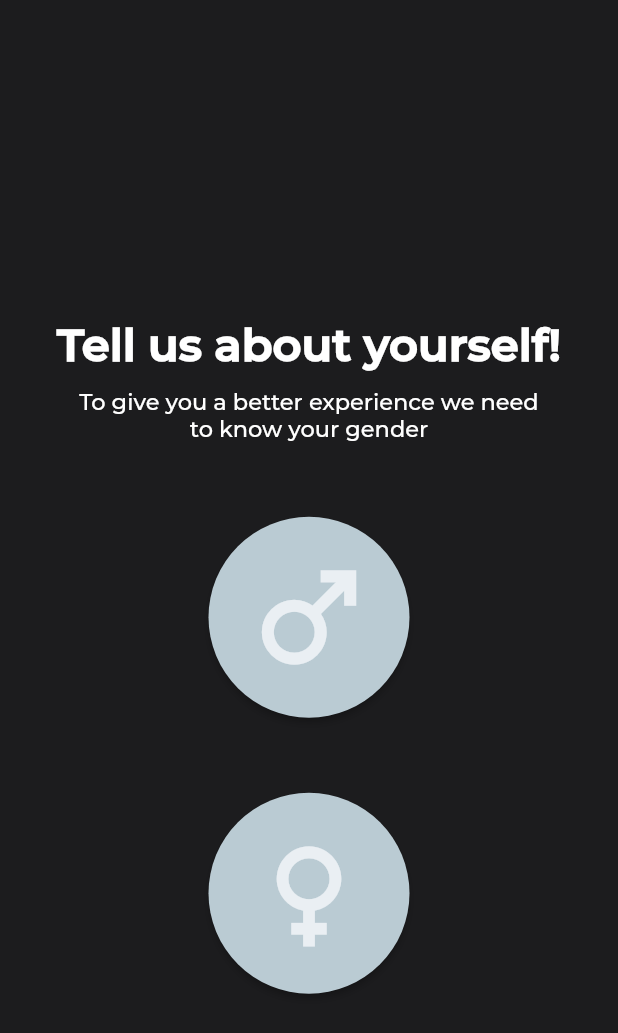
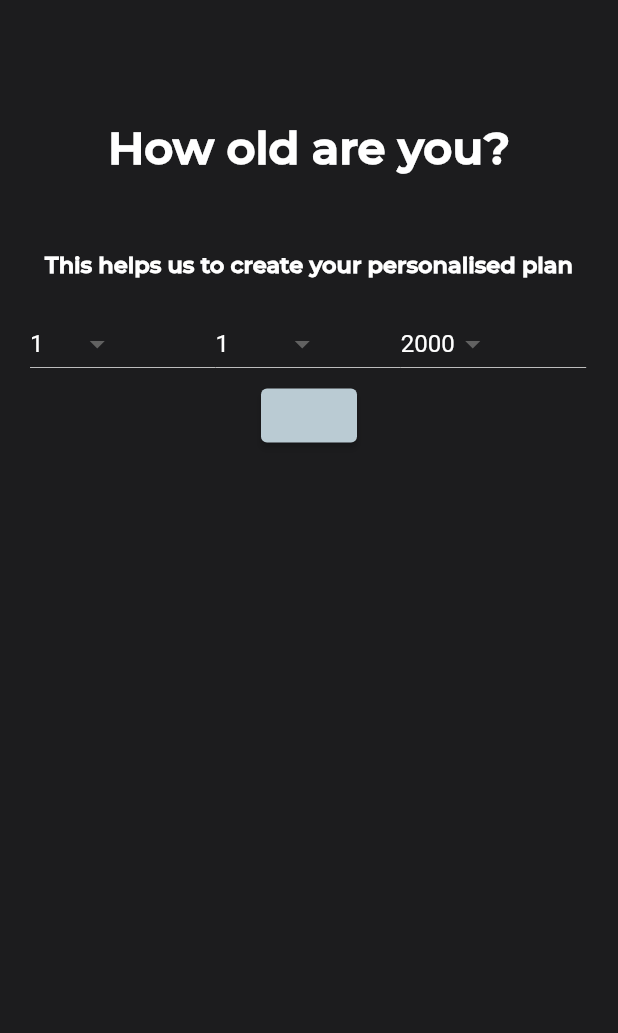
Before and after one commit to K-prog/GripnGrab, a Flutter app: the GenderPage screen opened directly, after a tap on the "male" icon, on a phone screen of 412 x 824 dp. Shown: the top 1033 px of the screen. Run offline on Flutter 3.47's test engine with Material 2 defaults, Android fonts, the phone set to English and light mode, and no system bars; our stand-ins replace firebase_auth, firebase_core, pinput; accounts and stored records are empty.

Commit message:
DOB type 1 created

```diff
--- /dev/null
+++ b/lib/birth_page.dart
@@ -0,0 +1,291 @@
+import 'package:flutter/material.dart';
+import 'package:gripngrab/landing_page.dart';
+import 'package:gripngrab/main.dart';
+
+class BirthdatePage extends StatefulWidget {
+  @override
+  _BirthdatePageState createState() => _BirthdatePageState();
+}
+
+class _BirthdatePageState extends State<BirthdatePage> {
+  int selectedYear = 2000, selectedMonth = 1, selectedDate = 1;
+
+  @override
+  Widget build(BuildContext context) {
+    return Scaffold(
+      backgroundColor: Color(0xFF1C1C1E),
+      body: Container(
+        padding: EdgeInsets.all(20),
+        child: Column(
+          mainAxisAlignment: MainAxisAlignment.start,
+          children: [
+            SizedBox(height: 60),
+            Text(
+              "How old are you?",
+              style: TextStyle(
+                  color: Colors.white,
+                  fontFamily: 'Montserrat',
+                  fontWeight: FontWeight.w800,
+                  fontSize: 30),
+            ),
+            SizedBox(
+              height: 50, // <-- SEE HERE
+            ),
+            Text(
+              "This helps us to create your personalised plan",
+              style: TextStyle(
+                  color: Colors.white,
+                  fontFamily: 'Montserrat',
+                  fontWeight: FontWeight.w800,
+                  fontSize: 15),
+            ),
+            SizedBox(height: 20),
+            Row(
+                  children:[
+                    Container(
+                    width: MediaQuery.of(context).size.width * 0.3,
+                    child: DropdownButton<int>(
+                      hint: Text("Date"),
+                      dropdownColor: Color.fromRGBO(30, 60, 87, 1),
+                      value: selectedDate,
+                      items: List.generate(
+                        31,
+                        (index) => DropdownMenuItem(
+                          child: Text("${index + 1}", style: TextStyle(color: Colors.white),),
+                          value: index + 1,
+                        ),
+                      ),
+                      onChanged: (value) {
+                        setState(() {
+                          selectedDate = value!;
+                        });
+                      },
+                    ),
+                  ),
+                  Container(
+                    width: MediaQuery.of(context).size.width * 0.3,
+                    child: DropdownButton<int>(
+                      hint: Text("Month"),
+                      dropdownColor: Color.fromRGBO(30, 60, 87, 1),
+                      value: selectedMonth,
+                      items: List.generate(
+                        12,
+                        (index) => DropdownMenuItem(
+                          child: Text("${index + 1}",style: TextStyle(color: Colors.white),),
+                          value: index + 1,
+                        ),
+                      ),
+                      onChanged: (value) {
+                        setState(() {
+                          selectedMonth = value!;
+                        });
+                      },
+                    ),
+                  ),
+                  Container(
+                    width: MediaQuery.of(context).size.width * 0.3,
+                    child: DropdownButton<int>(
+                      hint: Text("Year"),
+                      dropdownColor: Color.fromRGBO(30, 60, 87, 1),
+                      value: selectedYear,
+                      items: List.generate(
+                        100,
+                        (index) => DropdownMenuItem(
+                          child: Text("${index + 1920}",style: TextStyle(color: Colors.white),),
+                          value: index + 1920,
+                        ),
+                      ),
+                      onChanged: (value) {
+                        setState(() {
+                          selectedYear = value!;
+                        });
+                      },
+                    ),
+                  ),
+                  ],
+            ),
+            ElevatedButton(
+              onPressed: () {
+                Navigator.push(context,MaterialPageRoute(builder: (context) => LandingPage(),
+                  ),
+                );
+              }, child: null,
+            ),
+          ],
+              ),
+            ),
+       );
+  }
+}
+
+// import 'package:flutter/material.dart';
+// import 'package:flutter/cupertino.dart';
+
+// class BirthdatePage extends StatefulWidget {
+//   @override
+//   _BirthdatePageState createState() => _BirthdatePageState();
+// }
+
+// class _BirthdatePageState extends State<BirthdatePage> {
+//   int selectedYear = 2000, selectedMonth = 1, selectedDate = 1;
+
+//   @override
+//   Widget build(BuildContext context) {
+
+//     return Scaffold(
+//         backgroundColor: Color(0xFF1C1C1E),
+//         body: Column(
+//           crossAxisAlignment: CrossAxisAlignment.center,
+//           mainAxisAlignment: MainAxisAlignment.start,
+//           children: [
+//             SizedBox(height: 60),
+//             Text(
+//               "How old are you?",
+//               style: TextStyle(
+//                   color: Colors.white,
+//                   fontFamily: 'Montserrat',
+//                   fontWeight: FontWeight.w800,
+//                   fontSize: 30),
+//             ),
+//             SizedBox(
+//               height: 10, // <-- SEE HERE
+//             ),
+//             Text(
+//               "This helps us to create your personalised plan",
+//               style: TextStyle(
+//                   color: Colors.white,
+//                   fontFamily: 'Montserrat',
+//                   fontWeight: FontWeight.w800,
+//                   fontSize: 15),
+//             ),
+//             // SizedBox(height: 20),
+//             // SizedBox(
+//             //   height: 200,
+//             //   child:
+//               CupertinoTheme(
+//         data: CupertinoThemeData(
+//           textTheme: CupertinoTextThemeData(
+//             pickerTextStyle: TextStyle(
+//               color: CupertinoColors.white,
+//             ),
+//           ),
+//         ),
+//         child: CupertinoDatePicker(
+//           mode: CupertinoDatePickerMode.date,
+//           use24hFormat: true,
+//           initialDateTime: DateTime.now(),
+//           onDateTimeChanged: (DateTime newDateTime) {
+//             // Do something with the selected date
+//           },
+//           maximumDate: DateTime(2100),
+//           minimumDate: DateTime(1900),
+//           minuteInterval: 1,
+//           backgroundColor: CupertinoColors.white,
+//         ),
+//       ),
+//     ],),
+
+//     );
+//               // CupertinoTheme(
+//               //   data: CupertinoThemeData(
+//               //     textTheme: CupertinoTextThemeData(
+//               //       pickerTextStyle: TextStyle(
+//               //         color: Colors.white,
+//               //       ),
+//               //     ),
+//               //   ),
+//               //   child: CupertinoDatePicker(
+//               //     mode: CupertinoDatePickerMode.date,
+//               //     initialDateTime: DateTime(1969, 1, 1),
+//               //     onDateTimeChanged: (DateTime newDateTime) {},
+//               //   ),
+//               // ),
+
+
+//               // CupertinoDatePicker(
+//               //   mode: CupertinoDatePickerMode.date,
+//               //   initialDateTime: DateTime(1969, 1, 1),
+//               //   onDateTimeChanged: (DateTime newDateTime) {
+//               //   },
+//               // ),
+
+
+
+//         //Container(
+//         //   padding: EdgeInsets.all(20),
+//         //   child: Column(
+//         //     mainAxisAlignment: MainAxisAlignment.center,
+//         //     children: [
+//         //       Text("Enter Your Birthdate"),
+//         //       SizedBox(height: 20),
+//         //       Container(
+//         //         height: 50,
+//         //         child: Row(
+//         //           mainAxisAlignment: MainAxisAlignment.center,
+//         //           children: [
+//         //             Container(
+//         //               width: MediaQuery.of(context).size.width * 0.3,
+//         //               child: DropdownButton<int>(
+//         //                 hint: Text("Date"),
+//         //                 value: selectedDate,
+//         //                 items: List.generate(
+//         //                   31,
+//         //                   (index) => DropdownMenuItem(
+//         //                     child: Text("${index + 1}"),
+//         //                     value: index + 1,
+//         //                   ),
+//         //                 ),
+//         //                 onChanged: (value) {
+//         //                   setState(() {
+//         //                     selectedDate = value!;
+//         //                   });
+//         //                 },
+//         //               ),
+//         //             ),
+//         //             Container(
+//         //               width: MediaQuery.of(context).size.width * 0.3,
+//         //               child: DropdownButton<int>(
+//         //                 hint: Text("Month"),
+//         //                 value: selectedMonth,
+//         //                 items: List.generate(
+//         //                   12,
+//         //                   (index) => DropdownMenuItem(
+//         //                     child: Text("${index + 1}"),
+//         //                     value: index + 1,
+//         //                   ),
+//         //                 ),
+//         //                 onChanged: (value) {
+//         //                   setState(() {
+//         //                     selectedMonth = value!;
+//         //                   });
+//         //                 },
+//         //               ),
+//         //             ),
+//         //             Container(
+//         //               width: MediaQuery.of(context).size.width * 0.3,
+//         //               child: DropdownButton<int>(
+//         //                 hint: Text("Year"),
+//         //                 value: selectedYear,
+//         //                 items: List.generate(
+//         //                   100,
+//         //                   (index) => DropdownMenuItem(
+//         //                     child: Text("${index + 1920}"),
+//         //                     value: index + 1920,
+//         //                   ),
+//         //                 ),
+//         //                 onChanged: (value) {
+//         //                   setState(() {
+//         //                     selectedYear = value!;
+//         //                   });
+//         //                 },
+//         //               ),
+//         //             ),
+//         //           ],
+//         //         ),
+//         //       ),
+//         //     ],
+//         //   ),
+//         // ),
+
+//   }
+// }
--- a/lib/gender.dart
+++ b/lib/gender.dart
@@ -1,4 +1,5 @@
 import 'package:flutter/material.dart';
+import 'package:gripngrab/birth_page.dart';
 
 class GenderPage extends StatefulWidget {
   @override
@@ -51,7 +52,14 @@
               height: 50, // <-- SEE HERE
             ),
             ElevatedButton(
-              onPressed: () {},
+              onPressed: () {
+                 Navigator.push(
+                  context,
+                  MaterialPageRoute(
+                    builder: (context) => BirthdatePage(),
+                  ),
+                );
+              },
               child: Icon(
                 //<-- SEE HERE
                 Icons.male,
@@ -67,7 +75,14 @@
               height: 50, // <-- SEE HERE
             ),
             ElevatedButton(
-              onPressed: () {},
+              onPressed: () {
+                Navigator.push(
+                  context,
+                  MaterialPageRoute(
+                    builder: (context) => BirthdatePage(),
+                  ),
+                );
+              },
               child: Icon(
                 //<-- SEE HERE
                 Icons.female,
--- a/pubspec.yaml
+++ b/pubspec.yaml
@@ -35,6 +35,7 @@
   firebase_core: ^2.4.1
   cloud_firestore: ^4.1.0
   firebase_storage: ^11.0.6
+  # fluttertoast: ^7.1.1
 
 
   # The following adds the Cupertino Icons font to your application.
```
Also changed, not shown: lib/otp.dart (+19 -1 lines), resources/ggs.txt (added, +15 -0 lines), resources/navbar gripngrab.txt (added, +16 -0 lines), lib/landing_page.dart (added).
